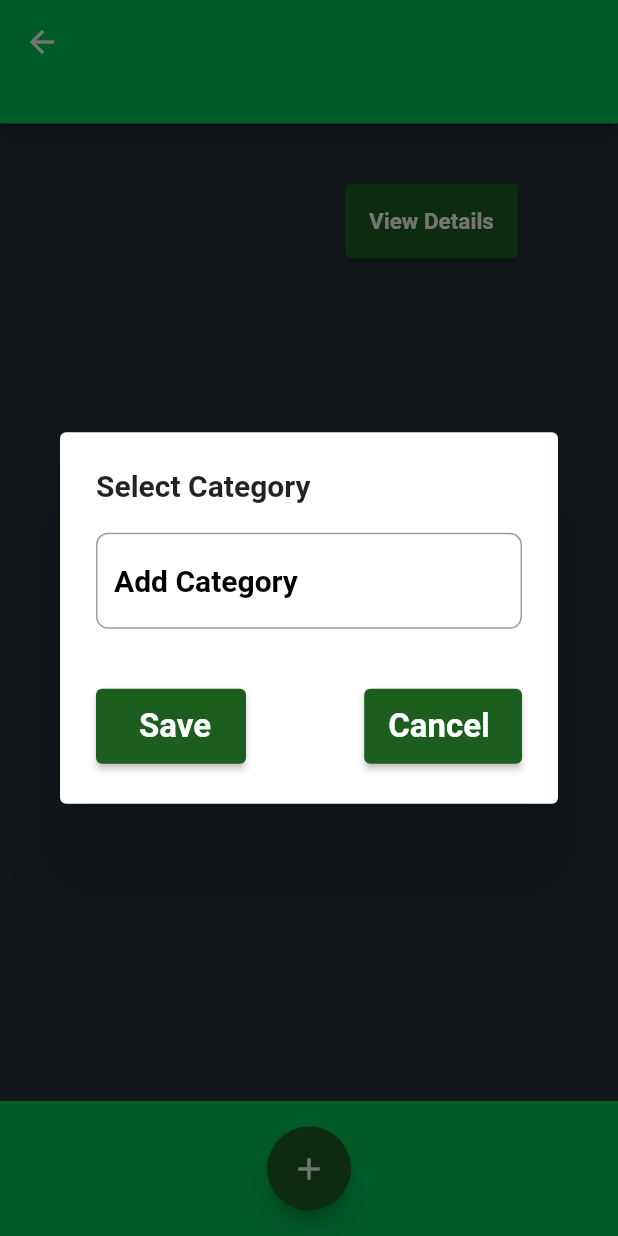
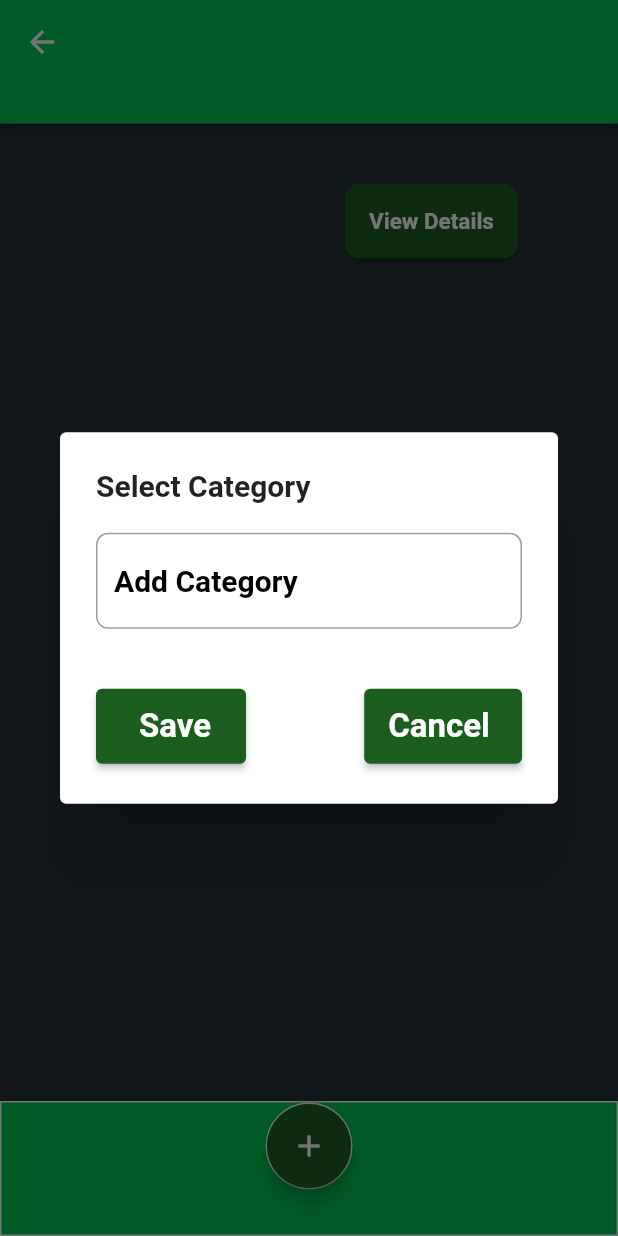
Before and after one commit to senaldm/Eventsy, a Flutter app: the CategoryShownPage screen opened directly, after a tap on the "add" icon, on a phone screen of 412 x 824 dp. Run offline on Flutter 3.47's test engine with Material 2 defaults, Android fonts, the phone set to English and light mode, and no system bars; our stand-ins replace device_preview, email_validator, firebase_auth, firebase_core, font_awesome_flutter, google_sign_in and 4 more; missing offline and left inert: floating_bottom_bar; accounts and stored records are empty.

Commit message:
Add functions nd some styles

```diff
--- a/lib/Model/Budgetcal/eventset.dart
+++ b/lib/Model/Budgetcal/eventset.dart
@@ -12,6 +12,8 @@ class Eventset extends HiveObject {
 class CategorySet extends HiveObject {
   @HiveField(0)
   late String categoryName;
+  @HiveField(1)
+  late String eventName;
 }
 
 @HiveType(typeId: 2)
--- a/lib/Screens/BudgetCalculatorScreens/categoryshownpage.dart
+++ b/lib/Screens/BudgetCalculatorScreens/categoryshownpage.dart
@@ -5,8 +5,6 @@ import 'package:eventsy/Model/Budgetcal/eventset.dart';
 
 // ignore: must_be_immutable
 class CategoryShownPage extends StatefulWidget {
-  var tasks;
-
   CategoryShownPage({
     Key? key,
   }) : super();
@@ -14,40 +12,54 @@ class CategoryShownPage extends StatefulWidget {
   @override
 
   // ignore: library_private_types_in_public_api
-  _CategoryShownPageState createState() => _CategoryShownPageState(this.tasks);
+  _CategoryShownPageState createState() => _CategoryShownPageState();
 }
 
 class _CategoryShownPageState extends State<CategoryShownPage> {
+  String? eventName;
   String? categoryName;
+  String? taskName;
   List<String> categories = [];
-  List<SubTaskSet> tasks = [];
+  Map<String, List<String>> tasks = {};
 
-  _CategoryShownPageState(tasks);
+  _CategoryShownPageState();
   @override
   void initState() {
     super.initState();
+    retrieveEventName();
+    retrieveTasks();
+  }
+
+  void retrieveEventName() {
+    final event = eventsBox.get('events');
+    if (event != null) {
+      setState(() {
+        eventName = event.eventName;
+      });
       retrieveCategories();
+    }
   }
 
   void retrieveCategories() {
     final categoryList = categoryBox.values.toList();
     setState(() {
       categories.clear();
-      categories.addAll(categoryList.map((category) => category.categoryName));
+      categories.addAll(categoryList
+          .where((category) => category.eventName == eventName)
+          .map((category) => category.categoryName));
     });
-    if (categories.isNotEmpty) {
-      retrieveTasks(categories[0]);
-    }
   }
 
-  void retrieveTasks(String categoryName) {
-    final taskList = taskBox.values
-        .where((task) => task.categoryName == categoryName)
+  void retrieveTasks() {
+    final taskList = taskBox.values.toList();
+    tasks = {};
+    for (var category in categories) {
+      final categoryTasks = taskList
+          .where((task) => task.categoryName == category)
+          .map((task) => task.taskName)
           .toList();
-    setState(() {
-      tasks.clear();
-      tasks.addAll(taskList);
-    });
+      tasks[category] = categoryTasks;
+    }
   }
 
   Widget build(BuildContext context) {
@@ -204,10 +216,7 @@ class _CategoryShownPageState extends State<CategoryShownPage> {
             automaticallyImplyLeading: true,
             centerTitle: true,
             flexibleSpace: Center(
-              child: Text(
-                  eventsBox.containsKey("events")
-                      ? eventsBox.get("events")!.eventName
-                      : '',
+              child: Text(eventName ?? '',
                   style: TextStyle(
                       fontSize: width * 0.08,
                       fontFamily: 'Roboto',
@@ -235,13 +244,12 @@ class _CategoryShownPageState extends State<CategoryShownPage> {
                         style: ElevatedButton.styleFrom(
                             backgroundColor: Colors.green.shade900,
                             minimumSize: Size(100, 50),
-                        ),
+                            shape: RoundedRectangleBorder(
+                                borderRadius: BorderRadius.circular(10))),
                         child: Text(
                           'View Details',
                           style: TextStyle(
-                              fontFamily: 'Roboto',
-                              fontWeight: FontWeight.bold,
-                              fontSize: 15),
+                              fontWeight: FontWeight.bold, fontSize: 15),
                         ))),
               ),
               for (var category in categories)
@@ -271,20 +279,25 @@ class _CategoryShownPageState extends State<CategoryShownPage> {
                             ),
                           ),
                         ),
-                        for (var task in tasks)
-                          if (task.categoryName == category)
-                            Padding(
+                        ListView.builder(
+                          shrinkWrap: true,
+                          itemCount: tasks[category]?.length ?? 0,
+                          itemBuilder: (context, index) {
+                            final task = tasks[category]![index];
+                            return Padding(
                               padding: const EdgeInsets.only(
                                 bottom: 20,
                                 top: 10,
                               ),
                               child: Text(
-                                task.taskName,
+                                task,
                                 style: TextStyle(
                                   color: Colors.white,
                                   fontSize: 16,
                                 ),
                               ),
+                            );
+                          },
                         ),
                         Padding(
                           padding: const EdgeInsets.only(
@@ -294,18 +307,22 @@ class _CategoryShownPageState extends State<CategoryShownPage> {
                               children: [
                                 ElevatedButton(
                                   onPressed: () {
+                                    categoryName = category;
+
                                     Navigator.pushNamed(
-                                        context, './NormalBudgetOptionPage',
-                                        arguments: category);
+                                      context,
+                                      './NormalBudgetOptionPage',
+                                    );
                                   },
                                   style: ElevatedButton.styleFrom(
                                       backgroundColor: Colors.green.shade900,
-                                  ),
+                                      shape: RoundedRectangleBorder(
+                                          borderRadius:
+                                              BorderRadius.circular(10))),
                                   child: Text(
                                     'Add Task',
-                                    style: TextStyle(
-                                        fontFamily: 'Roboto',
-                                        fontWeight: FontWeight.bold),
+                                    style:
+                                        TextStyle(fontWeight: FontWeight.bold),
                                   ),
                                 ),
                               ],
@@ -324,11 +341,23 @@ class _CategoryShownPageState extends State<CategoryShownPage> {
           shape: const CircularNotchedRectangle(),
           color: Colors.greenAccent.shade700,
           height: 90,
+          child: Container(
+            decoration: BoxDecoration(
+              border: Border.all(color: Colors.white),
+            ),
             child: Row(
               mainAxisSize: MainAxisSize.min,
-            mainAxisAlignment: MainAxisAlignment.spaceAround,
+              mainAxisAlignment:
+                  MainAxisAlignment.center, // Aligns the button at the center
+              crossAxisAlignment:
+                  CrossAxisAlignment.start, // Aligns the button at the top line
               children: <Widget>[
-              FloatingActionButton(
+                Container(
+                  decoration: BoxDecoration(
+                    shape: BoxShape.circle,
+                    border: Border.all(color: Colors.white),
+                  ),
+                  child: FloatingActionButton(
                     onPressed: () {
                       _showCategoryPopup();
                     },
@@ -336,7 +365,9 @@ class _CategoryShownPageState extends State<CategoryShownPage> {
                     child: Icon(Icons.add),
                     backgroundColor: Colors.green.shade900,
                   ),
+                ),
               ],
+            ),
           ),
         ),
       ),
@@ -347,8 +378,11 @@ class _CategoryShownPageState extends State<CategoryShownPage> {
     if (categoryName != null) {
       final category = CategorySet();
       category.categoryName = categoryName;
+      category.eventName = eventName!;
       categoryBox.add(category);
       retrieveCategories();
+      retrieveTasks();
+      setState(() {}); // Rebuild the UI
     }
   }
 }
--- a/lib/Screens/Task/User/userTaskHome.dart
+++ b/lib/Screens/Task/User/userTaskHome.dart
@@ -70,7 +70,7 @@ class UserTaskHome extends StatelessWidget {
                   borderOnForeground: false,
                   child: TextButton(
                     onPressed: () {
-                      Navigator.pushNamed(context, '/TaskList');
+                      Navigator.pushNamed(context, './EventselectionPage');
                     },
                     child: Row(
                         mainAxisAlignment: MainAxisAlignment.start,
```
Also changed, not shown: lib/Screens/BudgetCalculatorScreens/eventselectionpage.dart (+10 -7 lines), lib/Screens/BudgetCalculatorScreens/normalbudgetaddingpage.dart (+27 -22 lines), lib/routes.dart (+6 -7 lines), lib/Model/Budgetcal/eventset.g.dart, 1 other file. Lines whose indentation alone changed are shown as unchanged.
